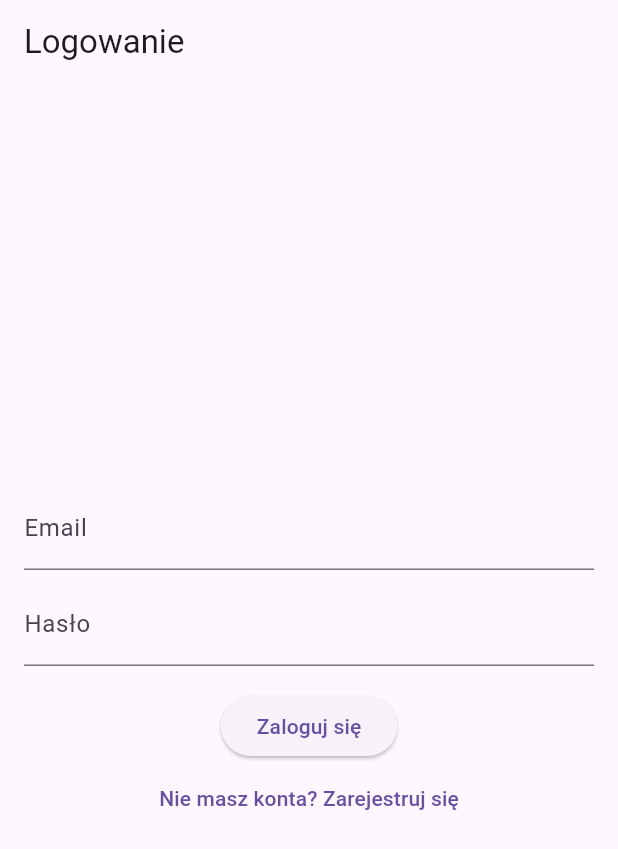
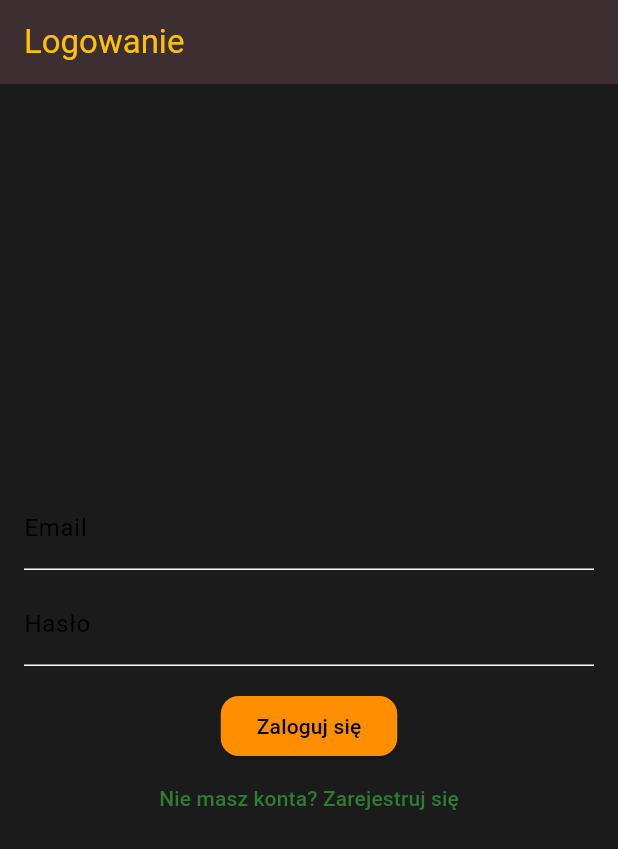
Before and after one commit to mart-gant/lore_of_the_ring, a Flutter app: the screen it shows after launch, on a phone screen of 412 x 824 dp. Shown: the top 849 px of the screen. Run offline on Flutter 3.47's test engine with Material 3 defaults, Android fonts, the light colour scheme and no system bars; our stand-ins replace google_fonts, supabase_flutter; accounts and stored records are empty.

Commit message:
feat(theme): dodanie motywu inspirowanego Tolkienem

```diff
--- a/lib/main.dart
+++ b/lib/main.dart
@@ -2,6 +2,7 @@
 import 'package:flutter/material.dart';
 import 'package:supabase_flutter/supabase_flutter.dart';
 import 'presentation/screens/splash_screen.dart';
+import 'presentation/theme/app_theme.dart';
 
 void main() async {
   WidgetsFlutterBinding.ensureInitialized();
@@ -19,7 +20,7 @@
   Widget build(BuildContext context) {
     return MaterialApp(
       title: 'Lore of the Ring',
-      theme: ThemeData(primarySwatch: Colors.green),
+      theme: AppTheme.theme,
       home: const SplashScreen(),
     );
   }
--- /dev/null
+++ b/lib/presentation/theme/app_theme.dart
@@ -0,0 +1,35 @@
+
+import 'package:flutter/material.dart';
+import 'package:google_fonts/google_fonts.dart';
+
+class AppTheme {
+  static ThemeData get theme {
+    return ThemeData(
+      brightness: Brightness.dark,
+      primaryColor: const Color(0xFF2E7D32),
+      scaffoldBackgroundColor: const Color(0xFF1B1B1B),
+      appBarTheme: const AppBarTheme(
+        backgroundColor: Color(0xFF3E2723),
+        foregroundColor: Colors.amber,
+        elevation: 2,
+      ),
+      textTheme: GoogleFonts.medievalSharpTextTheme().apply(
+        bodyColor: Colors.amber[100],
+        displayColor: Colors.amber[100],
+      ),
+      colorScheme: ColorScheme.fromSwatch().copyWith(
+        secondary: Colors.brown[300],
+        primary: const Color(0xFF2E7D32),
+      ),
+      elevatedButtonTheme: ElevatedButtonThemeData(
+        style: ElevatedButton.styleFrom(
+          backgroundColor: Colors.amber[800],
+          foregroundColor: Colors.black,
+          shape: RoundedRectangleBorder(
+            borderRadius: BorderRadius.circular(12),
+          ),
+        ),
+      ),
+    );
+  }
+}
```
